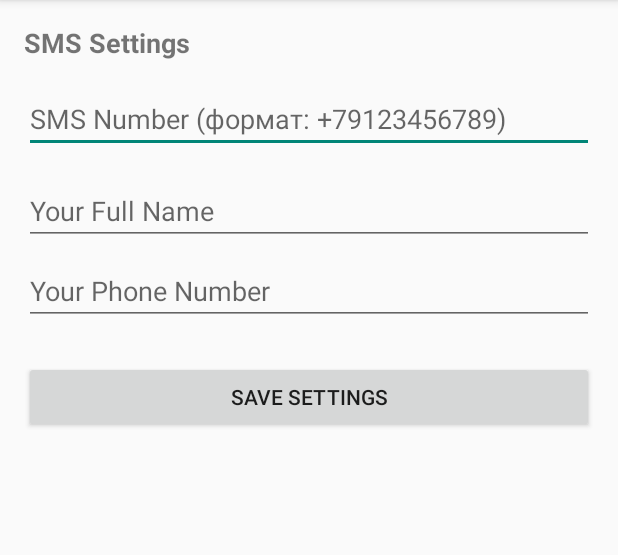
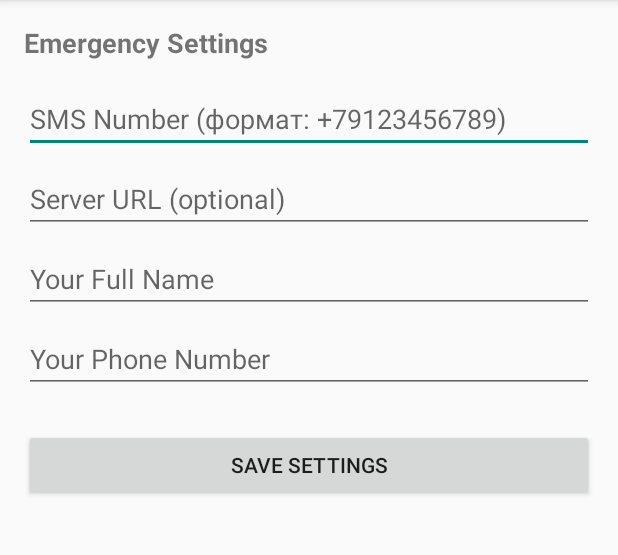
Before and after one commit to fallcorey/SecureApp, an Android app: the SettingsActivity screen opened directly, with no data from a screen before it, on a phone screen of 412 x 824 dp, the part 84-639 px from its top. Run offline under Robolectric (Android 15) with nearby library versions, the phone set to English and light mode, and no system bars.

Commit message:
Update activity_settings.xml

```diff
--- a/app/src/main/res/layout/activity_settings.xml
+++ b/app/src/main/res/layout/activity_settings.xml
@@ -12,7 +12,7 @@
         <TextView
             android:layout_width="match_parent"
             android:layout_height="wrap_content"
-            android:text="SMS Settings"
+            android:text="Emergency Settings"
             android:textSize="18sp"
             android:textStyle="bold"
             android:layout_marginBottom="8dp" />
@@ -26,11 +26,19 @@
             android:layout_marginTop="8dp" />
 
         <EditText
+            android:id="@+id/server_url"
+            android:layout_width="match_parent"
+            android:layout_height="wrap_content"
+            android:hint="Server URL (optional)"
+            android:inputType="textUri"
+            android:layout_marginTop="8dp" />
+
+        <EditText
             android:id="@+id/user_full_name"
             android:layout_width="match_parent"
             android:layout_height="wrap_content"
             android:hint="Your Full Name"
-            android:layout_marginTop="16dp" />
+            android:layout_marginTop="8dp" />
 
         <EditText
             android:id="@+id/user_phone_number"
```
